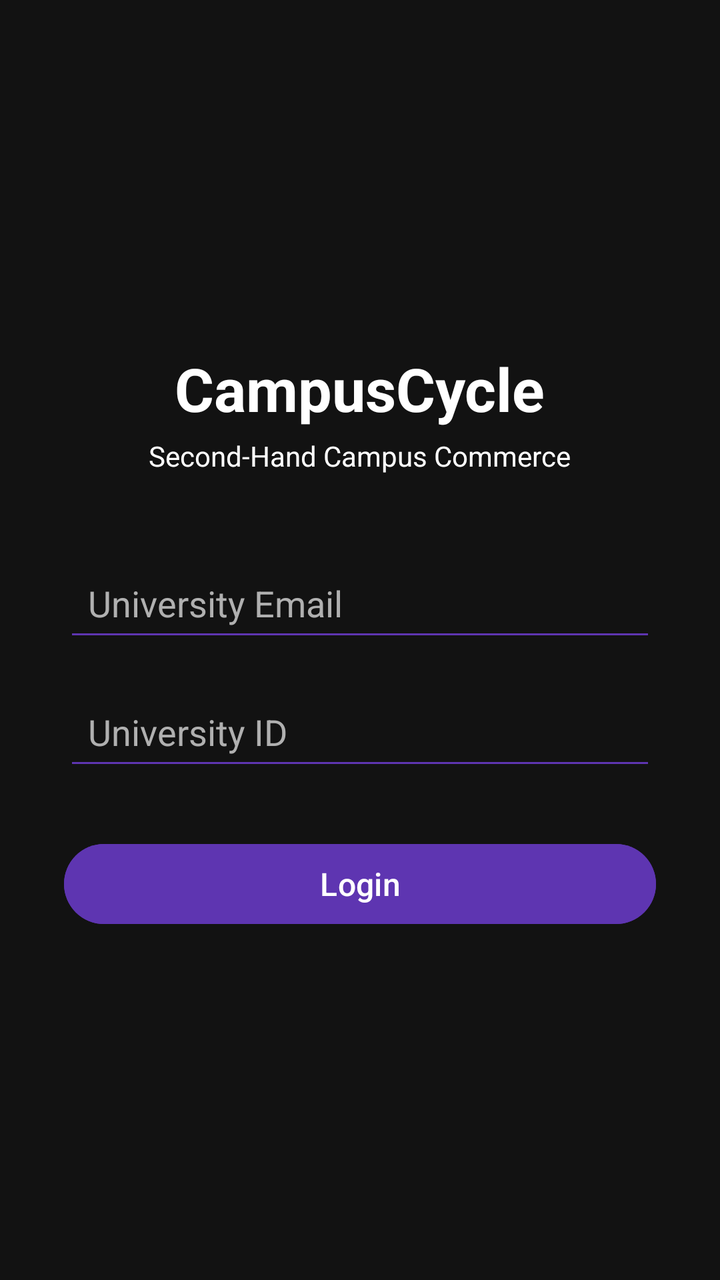
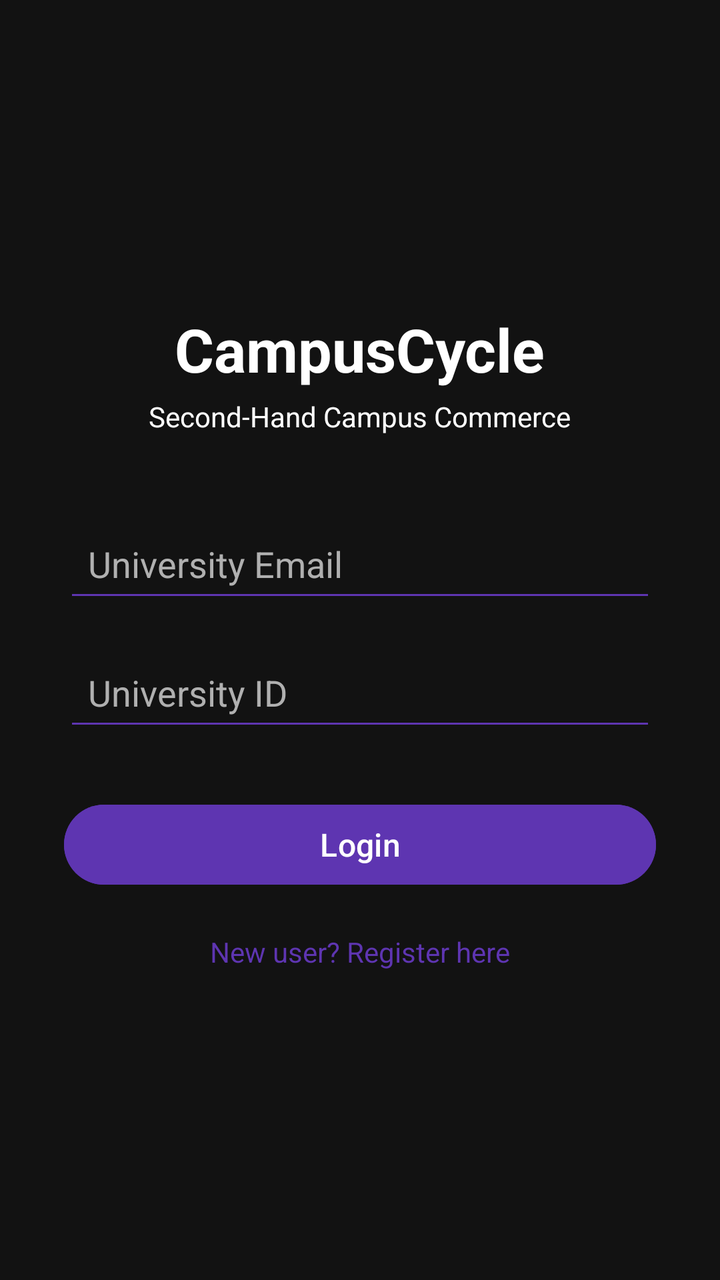

Screens rendered from an Android XML layout before and after an edit, with the pre-edit source and the edit as a unified diff.
<!-- AndroidManifest.xml: application theme Theme.CampusCycle -->
<!-- res/layout/activity_login.xml -->
<?xml version="1.0" encoding="utf-8"?>
<LinearLayout xmlns:android="http://schemas.android.com/apk/res/android"
    android:layout_width="match_parent"
    android:layout_height="match_parent"
    android:orientation="vertical"
    android:gravity="center"
    android:padding="32dp"
    android:background="@color/background">

    <TextView
        android:layout_width="wrap_content"
        android:layout_height="wrap_content"
        android:text="CampusCycle"
        android:textSize="30sp"
        android:textStyle="bold"
        android:textColor="@color/textPrimary"
        android:layout_marginBottom="4dp"/>

    <TextView
        android:layout_width="wrap_content"
        android:layout_height="wrap_content"
        android:text="Second-Hand Campus Commerce"
        android:textSize="14sp"
        android:textColor="@color/textPrimary"
        android:layout_marginBottom="40dp"/>

    <EditText
        android:id="@+id/etEmail"
        android:layout_width="match_parent"
        android:layout_height="wrap_content"
        android:hint="University Email"
        android:inputType="textEmailAddress"
        android:layout_marginBottom="16dp"
        android:padding="12dp"
        android:textColor="@color/textPrimary"
        android:textColorHint="@color/textSecondary"
        android:backgroundTint="@color/primary"/>

    <EditText
        android:id="@+id/etUniversityId"
        android:layout_width="match_parent"
        android:layout_height="wrap_content"
        android:hint="University ID"
        android:inputType="text"
        android:layout_marginBottom="28dp"
        android:padding="12dp"
        android:textColor="@color/textPrimary"
        android:textColorHint="@color/textSecondary"
        android:backgroundTint="@color/primary"/>

    <Button
        android:id="@+id/btnLogin"
        android:layout_width="match_parent"
        android:layout_height="wrap_content"
        android:text="Login"
        android:backgroundTint="@color/primary"
        android:textColor="@color/white"
        android:textSize="16sp"/>

    <TextView
        android:id="@+id/tvError"
        android:layout_width="wrap_content"
        android:layout_height="wrap_content"
        android:textColor="@color/textPrimary"
        android:textSize="13sp"
        android:layout_marginTop="12dp"
        android:visibility="gone"/>

</LinearLayout>
<!-- resources referenced by this layout -->
<resources>
  <color name="background">#121212</color>
  <color name="primary">#5E35B1</color>
  <color name="textPrimary">#FFFFFF</color>
  <color name="textSecondary">#B0B0B0</color>
  <color name="white">#FFFFFFFF</color>
  <style name="Theme.CampusCycle" parent="Theme.Material3.Dark.NoActionBar">
          <item name="colorPrimary">@color/primary</item>
          <item name="colorPrimaryVariant">@color/primaryDark</item>
          <item name="colorSecondary">@color/accent</item>
      </style>
  <color name="primaryDark">#4527A0</color>
  <color name="accent">#42A5F5</color>
</resources>

<!-- the commit's change to res/layout/activity_login.xml (unified diff, before → after) -->
@@ -66,4 +66,13 @@
         android:layout_marginTop="12dp"
         android:visibility="gone"/>
 
+    <TextView
+        android:id="@+id/tvGoToRegister"
+        android:layout_width="wrap_content"
+        android:layout_height="wrap_content"
+        android:text="New user? Register here"
+        android:textColor="@color/primary"
+        android:textSize="14sp"
+        android:layout_marginTop="20dp"/>
+
 </LinearLayout>
